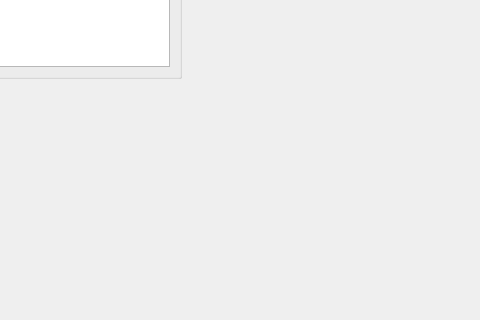
djl806943371/graduate_project, file ros/catkin_ws/src/qt_app/ui/mainwindow.ui: the form before one commit; both pictures show x 520 to 1000 and y 270 to 590 of the 1000 by 800 pixel window.
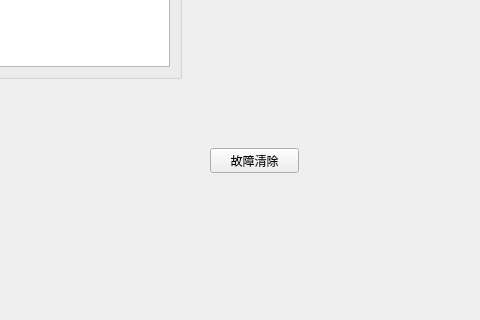
The form after the commit. Icons and pictures are not drawn. Custom widgets are drawn as their Qt base class.

Diff of the .ui file:
```diff
--- a/ros/catkin_ws/src/qt_app/ui/mainwindow.ui
+++ b/ros/catkin_ws/src/qt_app/ui/mainwindow.ui
@@ -236,6 +236,19 @@
      </item>
     </layout>
    </widget>
+   <widget class="QPushButton" name="pushButton">
+    <property name="geometry">
+     <rect>
+      <x>730</x>
+      <y>370</y>
+      <width>89</width>
+      <height>25</height>
+     </rect>
+    </property>
+    <property name="text">
+     <string>故障清除</string>
+    </property>
+   </widget>
   </widget>
   <widget class="QMenuBar" name="menubar">
    <property name="geometry">
```
